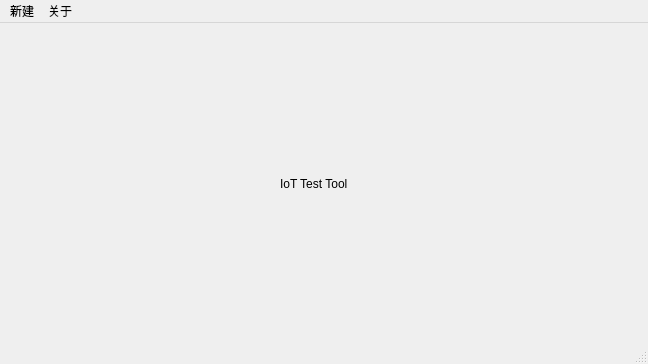
The window that mainwindow.ui (wwhai/iothub-device-inspect-tool) describes before a commit, drawn with Qt 5.
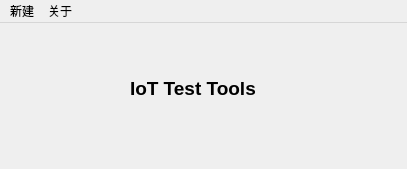
The same window after the commit.

Diff of the .ui file:
```diff
--- a/mainwindow.ui
+++ b/mainwindow.ui
@@ -6,25 +6,65 @@
    <rect>
     <x>0</x>
     <y>0</y>
-    <width>648</width>
-    <height>364</height>
+    <width>407</width>
+    <height>169</height>
    </rect>
   </property>
   <property name="windowTitle">
    <string>IoT Test Tool</string>
   </property>
+  <property name="styleSheet">
+   <string notr="true">/**正常情况下样式**/
+QPushButton{
+	font: 10pt &quot;微软雅黑&quot;;
+    color: #2f3640;
+    background-color: #f5f6fa;
+    border-color: #2f3640;
+    border-radius: 15px;
+    border-style: solid;
+    border-width: 2px;
+    padding: 5px;
+}
+
+/**鼠标停留在按钮上的样式**/
+QPushButton::hover{	
+    color: #FFFFFF;
+    background-color: #718093;
+    border-color: #2f3640;
+}
+
+/**鼠标按压下去的样式**/
+QPushButton::pressed,QPushButton::checked{
+    color: #FFFFFF;
+    background-color: qlineargradient(spread:pad, x1:0, y1:0, x2:0, y2:1, stop:0 #273c75, stop:1 #487eb0);
+}
+
+/**按钮失能情况下样式**/
+QPushButton::disabled{
+    color: #FFFFFF;
+    background-color: #dcdde1;
+    border-color: #dcdde1;
+}</string>
+  </property>
   <widget class="QWidget" name="centralwidget">
    <widget class="QLabel" name="label">
     <property name="geometry">
      <rect>
-      <x>280</x>
-      <y>130</y>
-      <width>81</width>
-      <height>61</height>
+      <x>130</x>
+      <y>40</y>
+      <width>141</width>
+      <height>51</height>
      </rect>
     </property>
+    <property name="font">
+     <font>
+      <family>Arial</family>
+      <pointsize>14</pointsize>
+      <bold>true</bold>
+     </font>
+    </property>
     <property name="text">
-     <string>IoT Test Tool</string>
+     <string>IoT Test Tools</string>
     </property>
    </widget>
   </widget>
@@ -33,8 +73,8 @@
     <rect>
      <x>0</x>
      <y>0</y>
-     <width>648</width>
-     <height>22</height>
+     <width>407</width>
+     <height>21</height>
     </rect>
    </property>
    <widget class="QMenu" name="menu1">
@@ -53,7 +93,6 @@
    <addaction name="menu1"/>
    <addaction name="menu2"/>
   </widget>
-  <widget class="QStatusBar" name="statusbar"/>
   <action name="actionMQTT">
    <property name="text">
     <string>MQTT Client</string>
```
Left out of the diff: 6 changed lines with no effect on the pictures.
